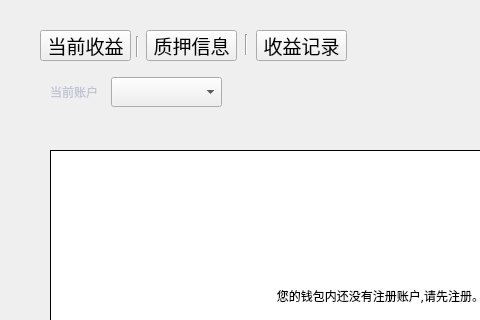
HcashOrg/hx-indicator, file miner/minerpage.ui: the form before one commit; both pictures show x 0 to 480 and y 0 to 320 of the 770 by 530 pixel window.
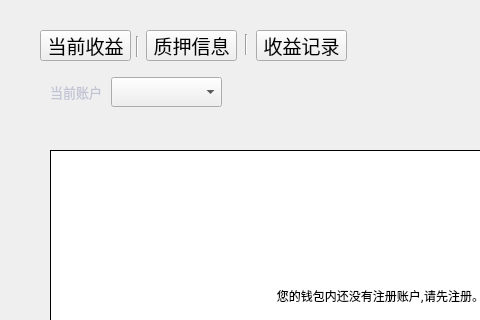
The form after the commit.

Patch:
```diff
--- a/miner/minerpage.ui
+++ b/miner/minerpage.ui
@@ -60,6 +60,7 @@
    <property name="font">
     <font>
      <family>微软雅黑</family>
+     <pointsize>10</pointsize>
     </font>
    </property>
    <property name="styleSheet">
```
Left out of the diff: 1 changed line with no effect on the pictures.
